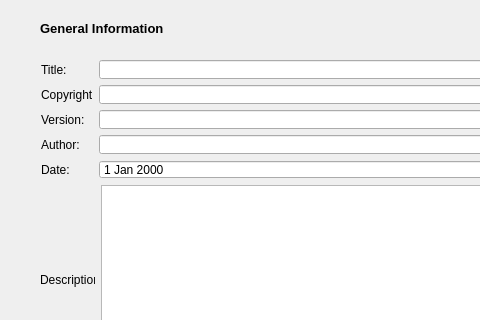
Above: GUI_Windows/idsEditor_info.ui from ivanfelipeib/Masterarbeit before the change; both pictures show x 0 to 480 and y 0 to 320 of the 800 by 820 pixel window. Below: the same form after it.
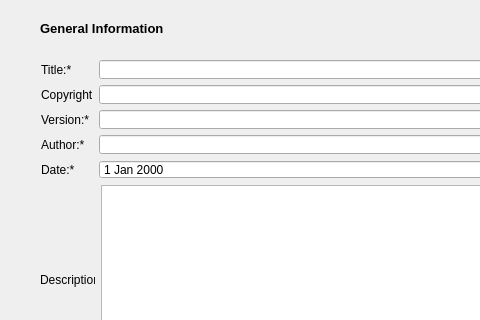
That is the form after the change.

Commit message: Set check of information in IDS Info and IDS Specific List befor proceeding with IDS Audit

```diff
--- a/GUI_Windows/idsEditor_info.ui
+++ b/GUI_Windows/idsEditor_info.ui
@@ -89,7 +89,7 @@
           </size>
          </property>
          <property name="text">
-          <string>Title:</string>
+          <string>Title:*</string>
          </property>
         </widget>
        </item>
@@ -191,7 +191,7 @@
           </size>
          </property>
          <property name="text">
-          <string>Version:</string>
+          <string>Version:*</string>
          </property>
         </widget>
        </item>
@@ -242,7 +242,7 @@
           </size>
          </property>
          <property name="text">
-          <string>Author:</string>
+          <string>Author:*</string>
          </property>
         </widget>
        </item>
@@ -293,7 +293,7 @@
           </size>
          </property>
          <property name="text">
-          <string>Date:</string>
+          <string>Date:*</string>
          </property>
         </widget>
        </item>
```
The commit also changes 5 other files.
